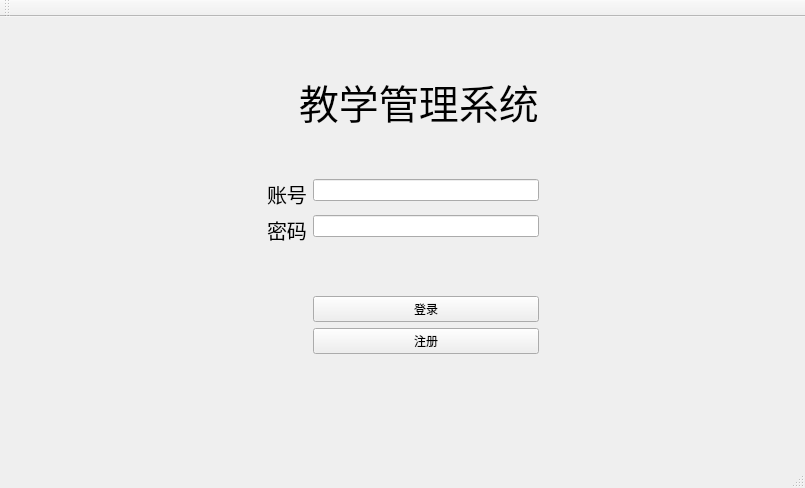
This is testdemo.ui in Lemonlittlesweet/Academic-Affairs-Management-System as Qt 5 draws it before an edit. The edited form follows.
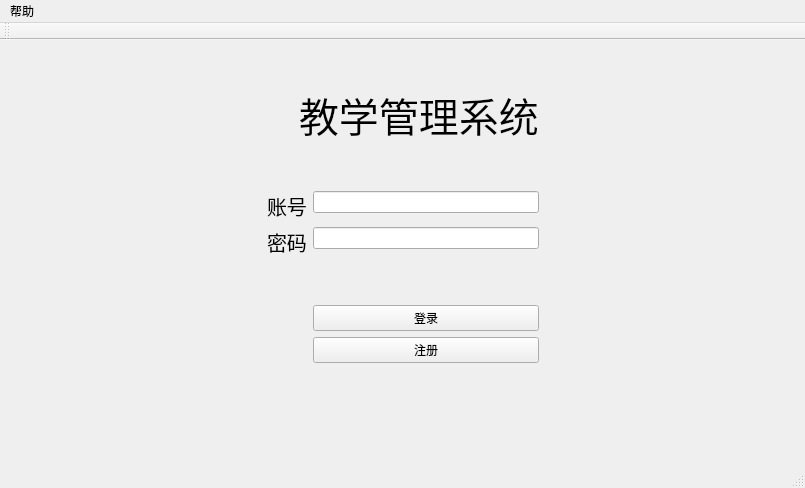
This is the edited form. Icons and pictures are not drawn.

```diff
--- a/testdemo.ui
+++ b/testdemo.ui
@@ -329,6 +329,14 @@
      <height>23</height>
     </rect>
    </property>
+   <widget class="QMenu" name="menu">
+    <property name="title">
+     <string>帮助</string>
+    </property>
+    <addaction name="actionversion_0_0_1"/>
+    <addaction name="actionError_please_contant_admin"/>
+   </widget>
+   <addaction name="menu"/>
   </widget>
   <widget class="QToolBar" name="mainToolBar">
    <attribute name="toolBarArea">
```
Left out of the diff: 10 changed lines with no effect on the pictures.
